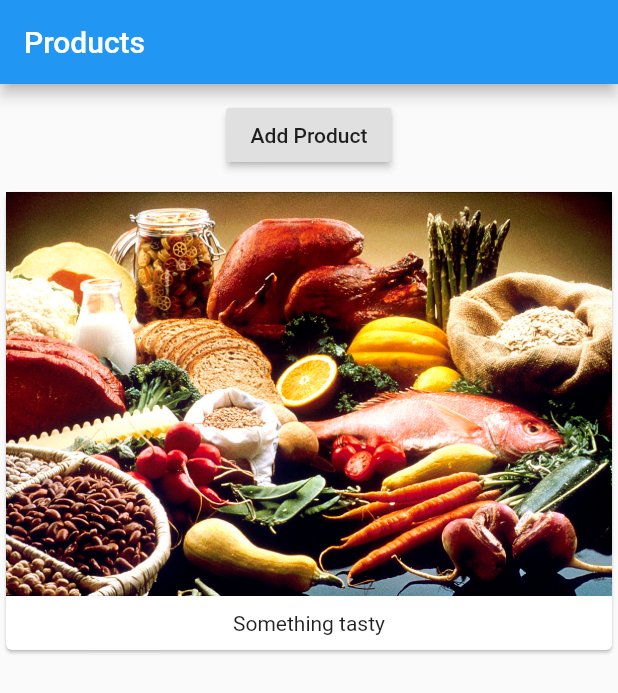
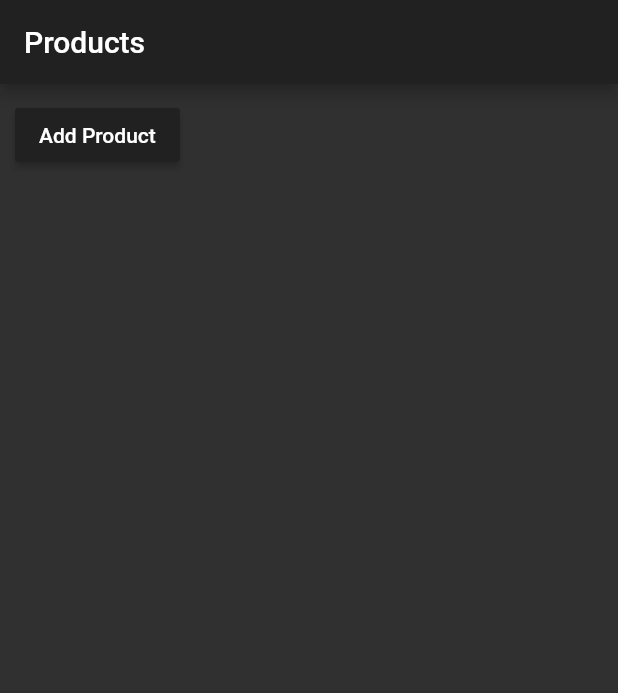
Before and after one commit to ironsoul0/flutter-app, a Flutter app: the screen it shows after launch, on a phone screen of 412 x 824 dp. Shown: the top 693 px of the screen. Run offline on Flutter 3.47's test engine with Material 2 defaults, Android fonts, the phone set to English and light mode, and no system bars.

```diff
--- a/lib/main.dart
+++ b/lib/main.dart
@@ -7,11 +7,16 @@ class MyApp extends StatelessWidget {
   @override
   Widget build(BuildContext context) {
     return MaterialApp(
+      theme: ThemeData(
+        brightness: Brightness.dark,
+        primarySwatch: Colors.deepOrange,
+        accentColor: Colors.deepPurple,
+      ),
       home: Scaffold(
         appBar: AppBar(
           title: Text("Products"),
         ),
-        body: ProductManager("Something tasty"),
+        body: ProductManager(startingProduct: "Something slicy"),
       ),
     );
   }
--- /dev/null
+++ b/lib/product_control.dart
@@ -0,0 +1,20 @@
+import 'package:flutter/material.dart';
+
+class ProductControl extends StatelessWidget {
+  final Function addProduct;
+
+  ProductControl(this.addProduct);
+
+  @override
+  Widget build(BuildContext context) {
+    // TODO: implement build
+    return RaisedButton(
+      color: Theme.of(context).primaryColor,
+      onPressed: () {
+        addProduct("Hello");
+        print('kek');
+      },
+      child: Text("Add Product"),
+    );
+  }
+}
--- a/lib/product_manager.dart
+++ b/lib/product_manager.dart
@@ -1,10 +1,11 @@
 import 'package:flutter/material.dart';
 import './products.dart';
+import './product_control.dart';
 
 class ProductManager extends StatefulWidget {
   final String startingProduct;
 
-  ProductManager(this.startingProduct);
+  ProductManager({this.startingProduct});
 
   @override
   State<StatefulWidget> createState() {
@@ -13,12 +14,18 @@ class ProductManager extends StatefulWidget {
 }
 
 class _ProductManagerState extends State<ProductManager> {
-  List<String> _products = [];
+  final List<String> _products = [];
 
   @override
   void initState() {
-    _products.add(widget.startingProduct);
+    //_products.add(widget.startingProduct);
     super.initState();
+  }
+
+  void _addProduct(String product) {
+    setState(() {
+      _products.add(product);
+    });
   }
 
   @override
@@ -27,14 +34,7 @@ class _ProductManagerState extends State<ProductManager> {
       children: [
         Container(
           margin: EdgeInsets.all(10.0),
-          child: RaisedButton(
-            onPressed: () {
-              setState(() {
-                _products.add("Advanced Foot Tester");
-              });
-            },
-            child: Text("Add Product"),
-          ),
+          child: ProductControl(_addProduct),
         ),
         Products(_products),
       ],
```
Also changed, not shown: 1 other file.
